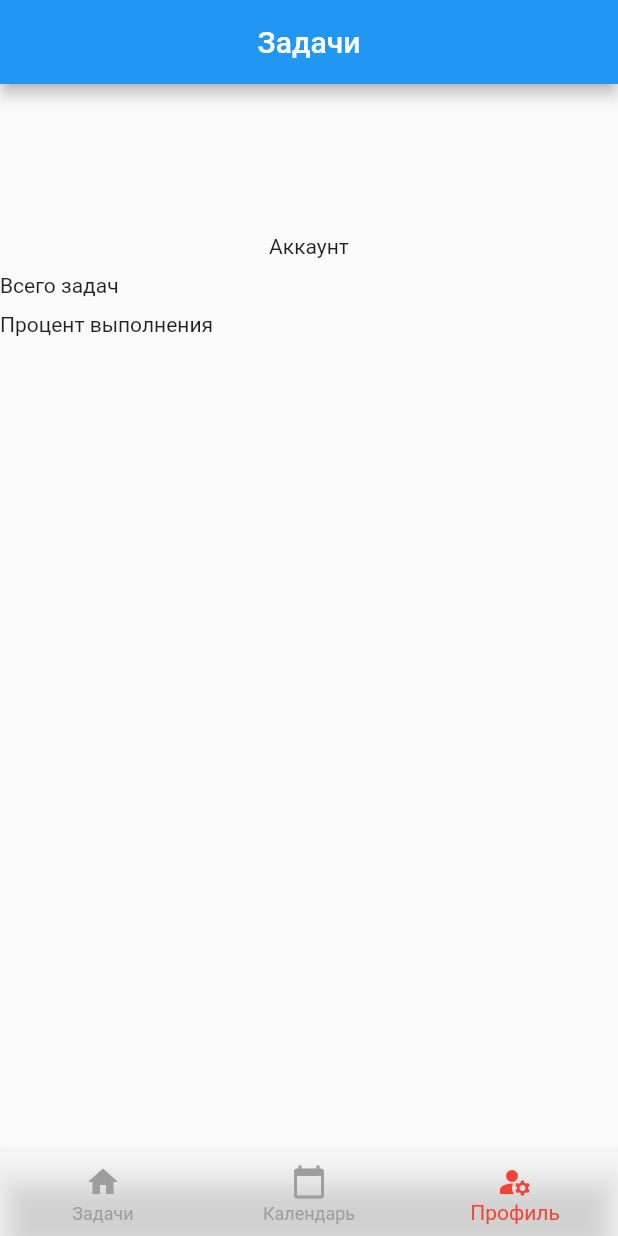
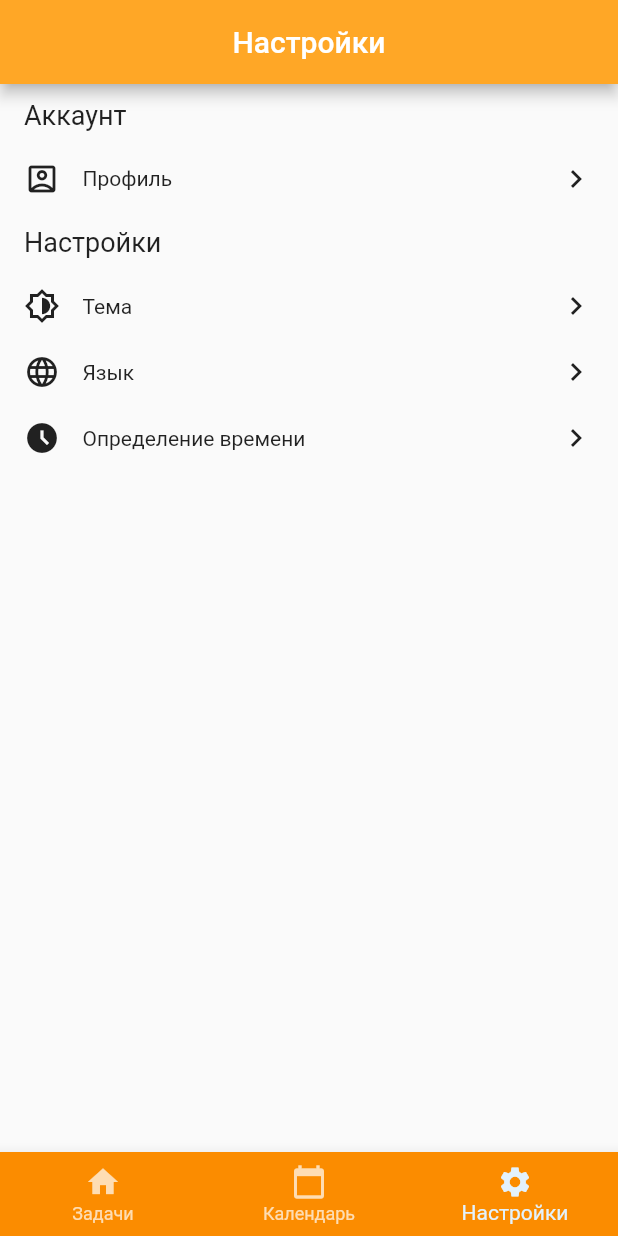
Before and after one commit to Kibakuss/my_todo, a Flutter app: the screen it shows after launch, item 3 of the bottom bar chosen, on a phone screen of 412 x 824 dp. Run offline on Flutter 3.47's test engine with Material 2 defaults, Android fonts, the phone set to English and light mode, and no system bars.

Commit message:
0.3/layout profile and title

```diff
--- a/lib/main.dart
+++ b/lib/main.dart
@@ -13,15 +13,14 @@ class MyApp extends StatelessWidget {
   @override
   Widget build(BuildContext context) {
     return MaterialApp(
-      title: "Flutter Demo",
       theme: ThemeData(
         appBarTheme: AppBarTheme(
-          backgroundColor: Colors.blue,
+          backgroundColor: Colors.orange[400],
         ),
         bottomNavigationBarTheme: BottomNavigationBarThemeData(
-          backgroundColor: Colors.white38,
-          selectedItemColor: Colors.red,
-          unselectedItemColor: Colors.grey,
+          backgroundColor: Colors.orange[600],
+          selectedItemColor: Colors.blue[50],
+          unselectedItemColor: Colors.white70,
         ),
       ),
       home: MainScreen(),
--- a/lib/main_screen.dart
+++ b/lib/main_screen.dart
@@ -1,4 +1,5 @@
 import 'package:flutter/material.dart';
+import 'package:my_todo/pages/settings.dart';
 
 import 'package:my_todo/pages/today_page.dart';
 
@@ -10,12 +11,39 @@ class MainScreen extends StatefulWidget {
 }
 
 class _MainScreenState extends State<MainScreen> {
-  int _selectedTab = 0;
+  int _currentIndex = 0;
+  late String _title;
+  @override
+  initState() {
+    _title = 'Задачи';
+  }
 
-  void onSelectedTab(int index) {
-    if (_selectedTab == index) return;
+  // void onSelectedTab(int index) {
+  //   if (_selectedTab == index) return;
+  //   setState(() {
+  //     _selectedTab = index;
+  //   });
+  // }
+  void onTabTapped(int index) {
     setState(() {
-      _selectedTab = index;
+      _currentIndex = index;
+      switch (index) {
+        case 0:
+          {
+            _title = 'Задачи';
+          }
+          break;
+        case 1:
+          {
+            _title = 'Календарь';
+          }
+          break;
+        case 2:
+          {
+            _title = 'Настройки';
+          }
+          break;
+      }
     });
   }
 
@@ -24,15 +52,15 @@ class _MainScreenState extends State<MainScreen> {
     return Scaffold(
       appBar: AppBar(
         centerTitle: true,
-        title: Text("Задачи"),
+        title: Text(_title),
       ),
-      body: IndexedStack(index: _selectedTab, children: [
+      body: IndexedStack(index: _currentIndex, children: [
         TodayPage(),
-        Text('Новости'),
-        Profile(),
+        Text('Тут будет календарь'),
+        Settings(),
       ]),
       bottomNavigationBar: BottomNavigationBar(
-        currentIndex: _selectedTab,
+        currentIndex: _currentIndex,
         items: [
           BottomNavigationBarItem(
             icon: Icon(Icons.home),
@@ -43,37 +71,12 @@ class _MainScreenState extends State<MainScreen> {
             label: 'Календарь',
           ),
           BottomNavigationBarItem(
-            icon: Icon(Icons.manage_accounts),
-            label: 'Профиль',
+            icon: Icon(Icons.settings),
+            label: 'Настройки',
           ),
         ],
-        onTap: (onSelectedTab),
+        onTap: onTabTapped,
       ),
     );
   }
 }
-
-class Profile extends StatelessWidget {
-  const Profile({Key? key}) : super(key: key);
-
-  @override
-  Widget build(BuildContext context) {
-    return Column(
-      children: [
-        SizedBox(
-          width: 100,
-          height: 100,
-        ),
-        Text("Аккаунт"),
-        SizedBox(height: 10),
-        Row(children: [
-          Text("Всего задач"),
-        ]),
-        SizedBox(height: 10),
-        Row(
-          children: [Text("Процент выполнения")],
-        )
-      ],
-    );
-  }
-}
--- /dev/null
+++ b/lib/pages/settings.dart
@@ -0,0 +1,72 @@
+import 'package:flutter/material.dart';
+
+class Settings extends StatelessWidget {
+  //final mainstyle = TextStyle(fontSize: 18, fontWeight: FontWeight.w400);
+  Settings({Key? key}) : super(key: key);
+
+  @override
+  Widget build(BuildContext context) {
+    return Scaffold(
+      body: Column(
+        children: [
+          _MenuWidget(mainText: "Аккаунт"),
+          _MenuWidgetRow(icon: Icons.account_box_outlined, text: "Профиль"),
+          _MenuWidget(mainText: "Настройки"),
+          _MenuWidgetRow(icon: Icons.brightness_6_outlined, text: "Тема"),
+          _MenuWidgetRow(icon: Icons.language, text: "Язык"),
+          _MenuWidgetRow(
+              icon: Icons.access_time_filled_sharp,
+              text: "Определение времени"),
+        ],
+      ),
+    );
+  }
+}
+
+class _MenuWidget extends StatelessWidget {
+  final String mainText;
+  // final TextStyle mainstyle;
+  final mainstyle = TextStyle(fontSize: 18, fontWeight: FontWeight.w400);
+  _MenuWidget({Key? key, required this.mainText}) : super(key: key);
+
+  @override
+  Widget build(BuildContext context) {
+    return Container(
+        child: Padding(
+      padding: EdgeInsets.symmetric(horizontal: 16, vertical: 10),
+      child: Row(
+        mainAxisSize: MainAxisSize.max,
+        children: [
+          Text(
+            mainText,
+            style: mainstyle,
+          ),
+        ],
+      ),
+    ));
+  }
+}
+
+class _MenuWidgetRow extends StatelessWidget {
+  final IconData icon;
+  final String text;
+  _MenuWidgetRow({Key? key, required this.icon, required this.text})
+      : super(key: key);
+
+  @override
+  Widget build(BuildContext context) {
+    return Padding(
+      padding: EdgeInsets.symmetric(horizontal: 16, vertical: 10),
+      child: Row(
+        mainAxisAlignment: MainAxisAlignment.spaceBetween,
+        mainAxisSize: MainAxisSize.max,
+        children: [
+          Icon(icon),
+          SizedBox(width: 15),
+          Expanded(child: Text(text)),
+          Icon(Icons.chevron_right),
+        ],
+      ),
+    );
+  }
+}
--- a/lib/pages/today_page.dart
+++ b/lib/pages/today_page.dart
@@ -20,7 +20,7 @@ class _TodayPageState extends State<TodayPage> {
             return Dismissible(
               key: Key(todoList[index]),
               child: Card(
-                color: Colors.grey[300],
+                color: Colors.grey[50],
                 child: ListTile(
                   title: Text(todoList[index]),
                   trailing: IconButton(
@@ -30,7 +30,7 @@ class _TodayPageState extends State<TodayPage> {
                         });
                       },
                       icon: Icon(Icons.delete),
-                      color: Colors.grey[800]),
+                      color: Colors.red[600]),
                 ),
               ),
               onDismissed: (direction) {
@@ -42,12 +42,15 @@ class _TodayPageState extends State<TodayPage> {
             );
           }),
       floatingActionButton: FloatingActionButton(
-        backgroundColor: Colors.green,
+        backgroundColor: Colors.orange[700],
         onPressed: () {
           showDialog(
               context: context,
               builder: (BuildContext context) {
                 return AlertDialog(
+                  shape: RoundedRectangleBorder(
+                      side: BorderSide(color: Colors.yellow, width: 2),
+                      borderRadius: BorderRadius.all(Radius.circular(15))),
                   title: Text("Добавить задачу"),
                   content: TextField(
                     onChanged: (String value) {
@@ -55,14 +58,20 @@ class _TodayPageState extends State<TodayPage> {
                     },
                   ),
                   actions: [
-                    ElevatedButton(
+                    Center(
+                      child: ElevatedButton(
+                          style: ElevatedButton.styleFrom(
+                            primary: Colors.orangeAccent, // background
+                            onPrimary: Colors.white, // foreground
+                          ),
                           onPressed: () {
                             setState(() {
                               todoList.add(_userToDo);
                             });
                             Navigator.of(context).pop();
                           },
-                        child: Text("Добавить"))
+                          child: Text("Добавить")),
+                    )
                   ],
                 );
               });
```
Lines whose indentation alone changed are shown as unchanged.
